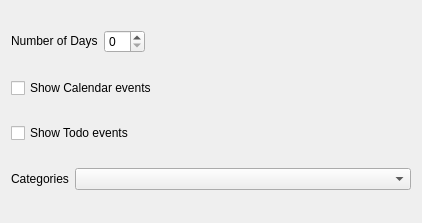
The window that kontact/plugins/summary/applets/events/configui.ui (KDE/kdepim) describes before a commit, drawn with Qt 5.
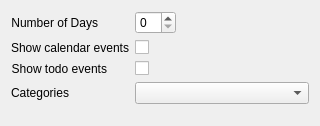
The same window after the commit. Custom widgets are drawn as their Qt base class.

What changed in the file:
```diff
--- a/kontact/plugins/summary/applets/events/configui.ui
+++ b/kontact/plugins/summary/applets/events/configui.ui
@@ -6,20 +6,15 @@
    <rect>
     <x>0</x>
     <y>0</y>
-    <width>422</width>
-    <height>223</height>
+    <width>320</width>
+    <height>126</height>
    </rect>
   </property>
-  <layout class="QVBoxLayout" name="verticalLayout">
-   <item>
-    <layout class="QHBoxLayout" name="horizontalLayout">
-     <property name="sizeConstraint">
-      <enum>QLayout::SetDefaultConstraint</enum>
-     </property>
-     <item>
+  <layout class="QFormLayout" name="formLayout">
+   <item row="0" column="0">
       <widget class="QLabel" name="label">
        <property name="sizePolicy">
-        <sizepolicy hsizetype="Maximum" vsizetype="Maximum">
+      <sizepolicy hsizetype="Expanding" vsizetype="Preferred">
          <horstretch>0</horstretch>
          <verstretch>0</verstretch>
         </sizepolicy>
@@ -28,11 +23,11 @@
         <string>Number of Days</string>
        </property>
        <property name="alignment">
-        <set>Qt::AlignLeading|Qt::AlignLeft|Qt::AlignVCenter</set>
+      <set>Qt::AlignRight|Qt::AlignTrailing|Qt::AlignVCenter</set>
        </property>
       </widget>
      </item>
-     <item>
+   <item row="0" column="1">
       <widget class="QSpinBox" name="daysSpinBox">
        <property name="sizePolicy">
         <sizepolicy hsizetype="Maximum" vsizetype="Maximum">
@@ -42,47 +37,59 @@
        </property>
       </widget>
      </item>
-     <item>
-      <spacer name="horizontalSpacer">
-       <property name="orientation">
-        <enum>Qt::Horizontal</enum>
-       </property>
-       <property name="sizeHint" stdset="0">
-        <size>
-         <width>40</width>
-         <height>20</height>
-        </size>
-       </property>
-      </spacer>
-     </item>
-    </layout>
-   </item>
-   <item>
+   <item row="1" column="0">
+    <widget class="QLabel" name="label_3">
+     <property name="sizePolicy">
+      <sizepolicy hsizetype="Expanding" vsizetype="Preferred">
+       <horstretch>0</horstretch>
+       <verstretch>0</verstretch>
+      </sizepolicy>
+     </property>
+     <property name="text">
+      <string>Show calendar events</string>
+     </property>
+     <property name="alignment">
+      <set>Qt::AlignRight|Qt::AlignTrailing|Qt::AlignVCenter</set>
+     </property>
+    </widget>
+   </item>
+   <item row="1" column="1">
     <widget class="QCheckBox" name="calendarCB">
      <property name="layoutDirection">
       <enum>Qt::LeftToRight</enum>
      </property>
      <property name="text">
-      <string>Show Calendar events</string>
+      <string/>
      </property>
     </widget>
    </item>
-   <item>
+   <item row="2" column="0">
+    <widget class="QLabel" name="label_4">
+     <property name="sizePolicy">
+      <sizepolicy hsizetype="Expanding" vsizetype="Preferred">
+       <horstretch>0</horstretch>
+       <verstretch>0</verstretch>
+      </sizepolicy>
+     </property>
+     <property name="text">
+      <string>Show todo events</string>
+     </property>
+     <property name="alignment">
+      <set>Qt::AlignRight|Qt::AlignTrailing|Qt::AlignVCenter</set>
+     </property>
+    </widget>
+   </item>
+   <item row="2" column="1">
     <widget class="QCheckBox" name="todoCB">
      <property name="text">
-      <string>Show Todo events</string>
+      <string/>
      </property>
     </widget>
    </item>
-   <item>
-    <layout class="QHBoxLayout" name="horizontalLayout_2">
-     <property name="sizeConstraint">
-      <enum>QLayout::SetMinAndMaxSize</enum>
-     </property>
-     <item>
+   <item row="3" column="0">
       <widget class="QLabel" name="label_2">
        <property name="sizePolicy">
-        <sizepolicy hsizetype="Maximum" vsizetype="Maximum">
+      <sizepolicy hsizetype="Expanding" vsizetype="Preferred">
          <horstretch>0</horstretch>
          <verstretch>0</verstretch>
         </sizepolicy>
@@ -90,9 +97,12 @@
        <property name="text">
         <string>Categories</string>
        </property>
-      </widget>
-     </item>
-     <item>
+     <property name="alignment">
+      <set>Qt::AlignRight|Qt::AlignTrailing|Qt::AlignVCenter</set>
+     </property>
+    </widget>
+   </item>
+   <item row="3" column="1">
       <widget class="KPIM::KCheckComboBox" name="categoriesCCB">
        <property name="sizePolicy">
         <sizepolicy hsizetype="Expanding" vsizetype="Maximum">
@@ -102,21 +112,32 @@
        </property>
       </widget>
      </item>
-    </layout>
+   <item row="4" column="0">
+    <spacer name="verticalSpacer">
+     <property name="orientation">
+      <enum>Qt::Vertical</enum>
+     </property>
+     <property name="sizeHint" stdset="0">
+      <size>
+       <width>20</width>
+       <height>2</height>
+      </size>
+     </property>
+    </spacer>
    </item>
   </layout>
  </widget>
  <customwidgets>
-  <customwidget>
-   <class>KPIM::KCheckComboBox</class>
-   <extends>KComboBox</extends>
-   <header>libkdepim/kcheckcombobox.h</header>
-  </customwidget>
   <customwidget>
    <class>KComboBox</class>
    <extends>QComboBox</extends>
    <header>kcombobox.h</header>
   </customwidget>
+  <customwidget>
+   <class>KPIM::KCheckComboBox</class>
+   <extends>KComboBox</extends>
+   <header>libkdepim/kcheckcombobox.h</header>
+  </customwidget>
  </customwidgets>
  <resources/>
  <connections/>
```
Lines whose indentation alone changed are shown as unchanged.
